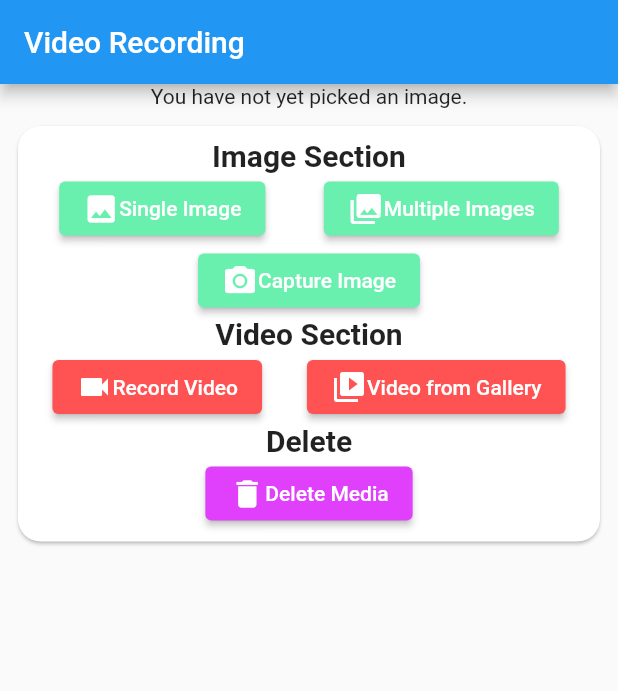
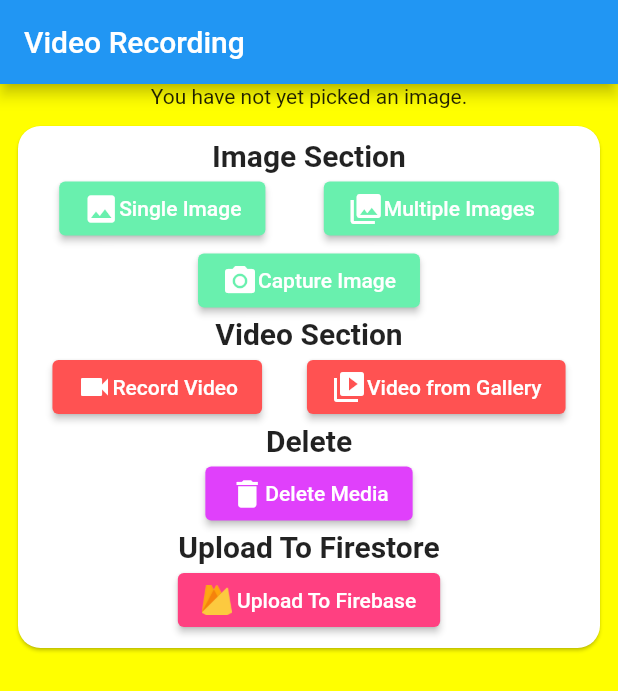
Before and after one commit to SanskarModi22/Video_Storage, a Flutter app: the screen it shows after launch, after a tap on "Delete Media", on a phone screen of 412 x 824 dp. Shown: the top 691 px of the screen. Run offline on Flutter 3.47's test engine with Material 2 defaults, Android fonts, the phone set to English and light mode, and no system bars; our stand-ins replace firebase_core, firebase_storage, image_picker, video_player; accounts and stored records are empty.

Commit message:
Firebase Servies added

```diff
--- a/lib/Video_Services/video_recording.dart
+++ b/lib/Video_Services/video_recording.dart
@@ -10,7 +10,10 @@ import 'dart:io';
 import 'package:flutter/foundation.dart';
 import 'package:flutter/material.dart';
 import 'package:image_picker/image_picker.dart';
+import 'package:path/path.dart';
 import 'package:video_player/video_player.dart';
+
+import '../Firebase Services/storage.dart';
 
 void main() {
   runApp(MyApp());
@@ -41,7 +44,7 @@ class _MyHomePageState extends State<MyHomePage> {
   set _imageFile(XFile? value) {
     _imageFileList = value == null ? null : [value];
   }
-
+ File? files;
   dynamic _pickImageError;
 
   //VIDEO AREA...............................................................
@@ -89,6 +92,9 @@ class _MyHomePageState extends State<MyHomePage> {
     if (isVideo) {
       final XFile? file = await _picker.pickVideo(
           source: source, maxDuration: const Duration(seconds: 10));
+      setState(() {
+        files=File(file!.path);
+      });
       await _playVideo(file);
     } else if (isMultiImage) {
       await _displayPickImageDialog(context!,
@@ -120,7 +126,9 @@ class _MyHomePageState extends State<MyHomePage> {
           );
           setState(() {
             _imageFile = pickedFile;
+            files=File(pickedFile!.path);
           });
+
         } catch (e) {
           setState(() {
             _pickImageError = e;
@@ -176,22 +184,21 @@ class _MyHomePageState extends State<MyHomePage> {
     );
   }
 
-  Widget _previewImages() {
+  Widget _previewImages({BuildContext? context}) {
     final Text? retrieveError = _getRetrieveErrorWidget();
     if (retrieveError != null) {
       return retrieveError;
     }
     if (_imageFileList != null) {
       return Semantics(
-          child:SizedBox(
-            width:MediaQuery.of(context).size.width ,
+          child: SizedBox(
+            width: MediaQuery.of(context!).size.width,
             height: double.parse(maxHeightController.text),
             child: Center(
               child: ListView.builder(
                 reverse: true,
                 shrinkWrap: true,
                 scrollDirection: Axis.horizontal,
-
                 key: UniqueKey(),
                 itemBuilder: (context, index) {
                   // Why network for web?
@@ -221,34 +228,32 @@ class _MyHomePageState extends State<MyHomePage> {
     }
   } //IMAGE SECTION
 
-  Widget _handlePreview() {
+  Widget _handlePreview({BuildContext? context}) {
     //VIDEO PART
     if (isVideo) {
       return _previewVideo();
     } else {
-      return _previewImages();
+      return _previewImages(context: context);
     }
   }
-  void _removeImage()
-  {
+
+  void _removeImage() {
     setState(() {
-      _imageFileList=null;
+      _imageFileList = null;
     });
+  }
 
+  void _removeVideo() {
+    setState(() {
+      _controller = null;
+    });
   }
-  void _removeVideo()
-  {
-    setState(() {
-      _controller=null;
-    });
 
-  }
-  void _removeMedia()
-  {
-    if(isVideo)
+  void _removeMedia() {
+    if (isVideo)
       _removeVideo();
-    else _removeImage();
-
+    else
+      _removeImage();
   }
 
   Future<void> retrieveLostData() async {
@@ -275,13 +280,14 @@ class _MyHomePageState extends State<MyHomePage> {
   @override
   Widget build(BuildContext context) {
     return Scaffold(
+      backgroundColor: Colors.yellowAccent,
       appBar: AppBar(
         title: Text(widget.title!),
       ),
       body: SingleChildScrollView(
         child: Center(
             child: Column(
-              mainAxisAlignment: MainAxisAlignment.center,
+          mainAxisAlignment: MainAxisAlignment.center,
           children: [
             !kIsWeb && defaultTargetPlatform == TargetPlatform.android
                 ? FutureBuilder<void>(
@@ -296,7 +302,7 @@ class _MyHomePageState extends State<MyHomePage> {
                             textAlign: TextAlign.center,
                           );
                         case ConnectionState.done:
-                          return _handlePreview();
+                          return _handlePreview(context: context);
                         default:
                           if (snapshot.hasError) {
                             return Text(
@@ -312,7 +318,7 @@ class _MyHomePageState extends State<MyHomePage> {
                       }
                     },
                   )
-                : _handlePreview(),
+                : _handlePreview(context: context),
             Container(
               margin: EdgeInsets.all(8.0),
               child: Card(
@@ -325,10 +331,13 @@ class _MyHomePageState extends State<MyHomePage> {
                     mainAxisAlignment: MainAxisAlignment.center,
                     crossAxisAlignment: CrossAxisAlignment.center,
                     children: [
-                      Text('Image Section', style: TextStyle(
-                        fontSize: 20,
-                        fontWeight: FontWeight.w700,
-                      ),),
+                      Text(
+                        'Image Section',
+                        style: TextStyle(
+                          fontSize: 20,
+                          fontWeight: FontWeight.w700,
+                        ),
+                      ),
                       Row(
                         mainAxisAlignment: MainAxisAlignment.spaceAround,
                         children: [
@@ -447,10 +456,13 @@ class _MyHomePageState extends State<MyHomePage> {
                           ),
                         ],
                       ),
-                      Text('Delete', style: TextStyle(
-                        fontSize: 20,
-                        fontWeight: FontWeight.w700,
-                      ),),
+                      Text(
+                        'Delete',
+                        style: TextStyle(
+                          fontSize: 20,
+                          fontWeight: FontWeight.w700,
+                        ),
+                      ),
                       Row(
                         mainAxisAlignment: MainAxisAlignment.spaceAround,
                         children: [
@@ -471,7 +483,42 @@ class _MyHomePageState extends State<MyHomePage> {
                               ],
                             ),
                           ),
-
+                        ],
+                      ),
+                      Text(
+                        'Upload To Firestore',
+                        style: TextStyle(
+                          fontSize: 20,
+                          fontWeight: FontWeight.w700,
+                        ),
+                      ),
+                      Row(
+                        mainAxisAlignment: MainAxisAlignment.spaceAround,
+                        children: [
+                          ElevatedButton(
+                            style: ButtonStyle(
+                              backgroundColor: MaterialStateProperty.all(
+                                Colors.pinkAccent,
+                              ),
+                            ),
+                            onPressed: () {
+UploadFile();
+                            },
+                            child: Row(
+                              mainAxisAlignment: MainAxisAlignment.spaceAround,
+                              children: [
+                                Container(
+                                  width: 20,
+                                  height: 20,
+                                  child: Image.asset(
+                                    "assets/firebase-logo.png",
+                                    fit: BoxFit.cover,
+                                  ),
+                                ),
+                                Text(' Upload To Firebase'),
+                              ],
+                            ),
+                          ),
                         ],
                       ),
                     ],
@@ -562,6 +609,13 @@ class _MyHomePageState extends State<MyHomePage> {
     );
   }
 
+  Future UploadFile () async{
+if(files==null)
+  return;
+final fileName = basename(files!.path);
+final destination = 'files/$fileName';
+FirebaseApi.uploadFile(destination,files!);
+  }
   Text? _getRetrieveErrorWidget() {
     if (_retrieveDataError != null) {
       final Text result = Text(_retrieveDataError!);
--- a/lib/main.dart
+++ b/lib/main.dart
@@ -1,7 +1,10 @@
+import 'package:firebase_core/firebase_core.dart';
 import 'package:flutter/material.dart';
 import 'Video_Services/video_recording.dart';
 
-void main() {
+Future<void> main() async {
+  WidgetsFlutterBinding.ensureInitialized();
+  await Firebase.initializeApp();
   runApp(const MyApp());
 }
 
```
Also changed, not shown: lib/Firebase Services/storage.dart (added, +26 -0 lines), pubspec.yaml (+6 -2 lines), assets/firebase-logo.png (added), pubspec.lock, 1 other file.
